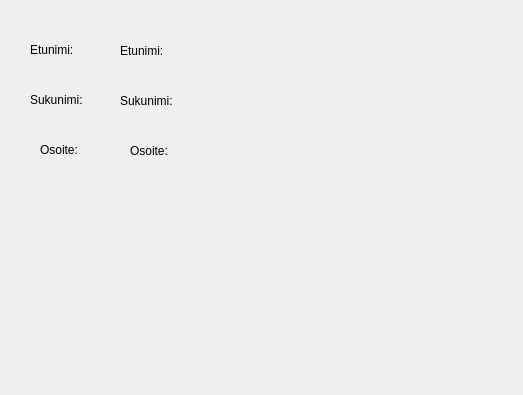
Qt form bank_automat/data.ui (25kmo-project/group_7) before a commit.
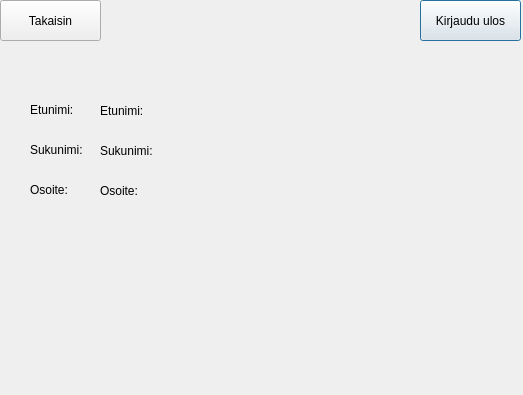
The same form after that commit.

Commit message:
Omat Tiedot muokattu
Omat tiedot ikkunaan lisätty kirjaudu ulos ja takaisin nappi

Diff of the .ui file:
```diff
--- a/bank_automat/data.ui
+++ b/bank_automat/data.ui
@@ -16,8 +16,8 @@
   <widget class="QLabel" name="labelFirstName">
    <property name="geometry">
     <rect>
-     <x>120</x>
-     <y>30</y>
+     <x>100</x>
+     <y>90</y>
      <width>131</width>
      <height>41</height>
     </rect>
@@ -29,26 +29,26 @@
   <widget class="QLabel" name="labelLastName">
    <property name="geometry">
     <rect>
-     <x>120</x>
-     <y>80</y>
-     <width>131</width>
-     <height>41</height>
-    </rect>
-   </property>
-   <property name="text">
-    <string>Sukunimi:</string>
-   </property>
-  </widget>
-  <widget class="QLabel" name="labelAddress">
-   <property name="geometry">
-    <rect>
-     <x>130</x>
+     <x>100</x>
      <y>130</y>
      <width>131</width>
      <height>41</height>
     </rect>
    </property>
    <property name="text">
+    <string>Sukunimi:</string>
+   </property>
+  </widget>
+  <widget class="QLabel" name="labelAddress">
+   <property name="geometry">
+    <rect>
+     <x>100</x>
+     <y>170</y>
+     <width>131</width>
+     <height>41</height>
+    </rect>
+   </property>
+   <property name="text">
     <string>Osoite:</string>
    </property>
   </widget>
@@ -56,7 +56,7 @@
    <property name="geometry">
     <rect>
      <x>30</x>
-     <y>40</y>
+     <y>100</y>
      <width>63</width>
      <height>20</height>
     </rect>
@@ -69,28 +69,54 @@
    <property name="geometry">
     <rect>
      <x>30</x>
-     <y>90</y>
-     <width>63</width>
-     <height>20</height>
-    </rect>
-   </property>
-   <property name="text">
-    <string>Sukunimi:</string>
-   </property>
-  </widget>
-  <widget class="QLabel" name="label_4">
-   <property name="geometry">
-    <rect>
-     <x>40</x>
      <y>140</y>
      <width>63</width>
      <height>20</height>
     </rect>
    </property>
    <property name="text">
+    <string>Sukunimi:</string>
+   </property>
+  </widget>
+  <widget class="QLabel" name="label_4">
+   <property name="geometry">
+    <rect>
+     <x>30</x>
+     <y>180</y>
+     <width>63</width>
+     <height>20</height>
+    </rect>
+   </property>
+   <property name="text">
     <string>Osoite:</string>
    </property>
   </widget>
+  <widget class="QPushButton" name="btnLogOut">
+   <property name="geometry">
+    <rect>
+     <x>420</x>
+     <y>0</y>
+     <width>101</width>
+     <height>41</height>
+    </rect>
+   </property>
+   <property name="text">
+    <string>Kirjaudu ulos</string>
+   </property>
+  </widget>
+  <widget class="QPushButton" name="btnBack">
+   <property name="geometry">
+    <rect>
+     <x>0</x>
+     <y>0</y>
+     <width>101</width>
+     <height>41</height>
+    </rect>
+   </property>
+   <property name="text">
+    <string>Takaisin</string>
+   </property>
+  </widget>
  </widget>
  <resources/>
  <connections/>
```
The commit also changes 2 other files.
